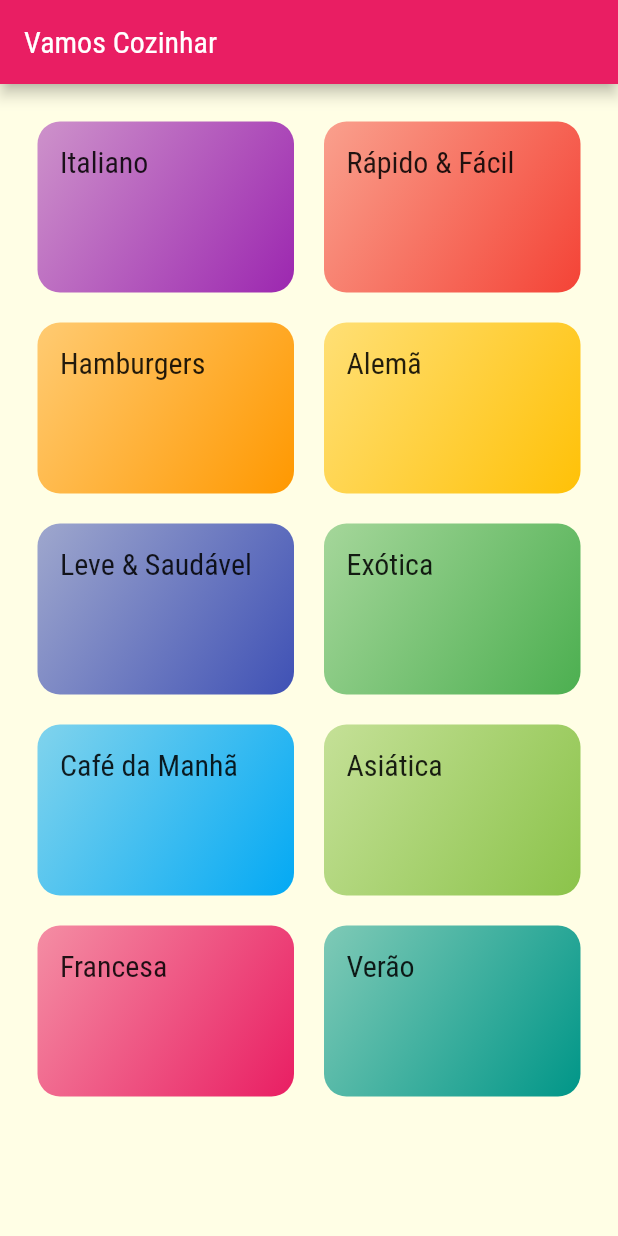
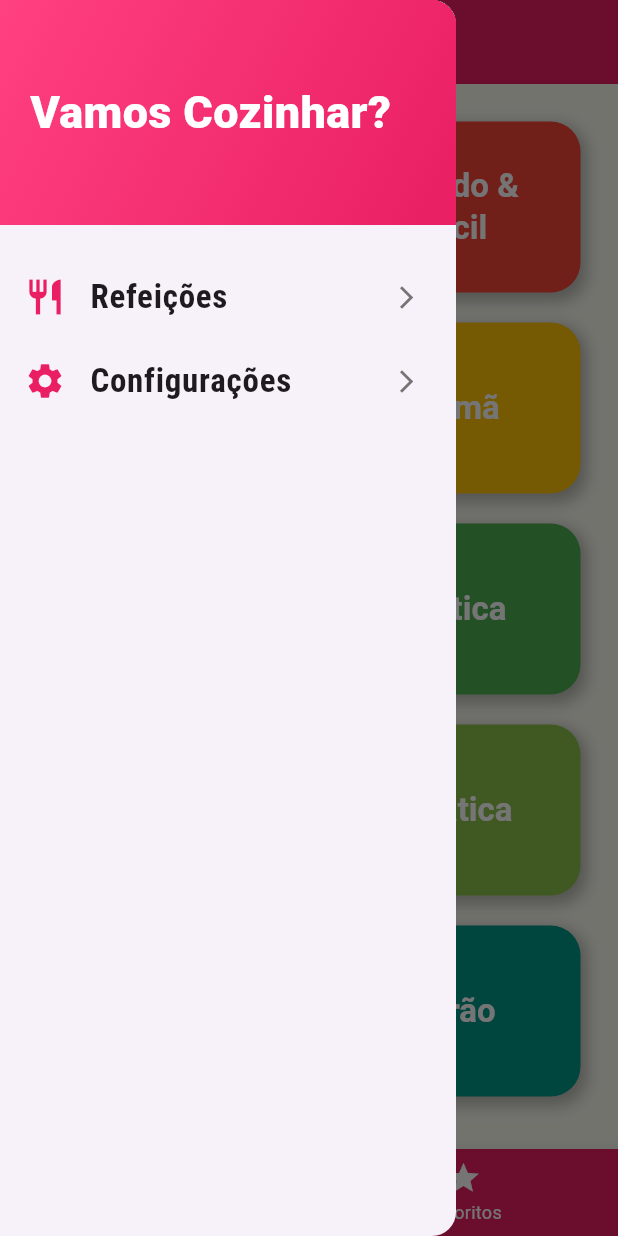
Before and after one commit to joaoUcb/Prato-Pronto, a Flutter app: the screen it shows after launch, with the side drawer open (before the commit the screen has no drawer), on a phone screen of 412 x 824 dp. Run offline on Flutter 3.47's test engine with Material 3 defaults, Android fonts, the phone set to English and light mode, and no system bars.

Commit message:
final app

```diff
--- a/lib/components/category_item.dart
+++ b/lib/components/category_item.dart
@@ -1,20 +1,13 @@
 import 'package:flutter/material.dart';
 import 'package:meals/utils/app_routes.dart';
 import '../models/category.dart';
-import '../utils/app_routes.dart';
+
 class CategoryItem extends StatelessWidget {
   final Category category;
 
   const CategoryItem(this.category);
 
-  void _selectCategoy(BuildContext context) {
-    // Navigator.of(context).push(
-    //   MaterialPageRoute(
-    //     builder: (_) {
-    //       return CategoriesMealsScreen(category);
-    //     },
-    //   ),
-    // );
+  void _selectCategory(BuildContext context) {
     Navigator.of(context).pushNamed(
       AppRoutes.CATEGORIES_MEALS,
       arguments: category,
@@ -24,19 +17,36 @@ class CategoryItem extends StatelessWidget {
   @override
   Widget build(BuildContext context) {
     return InkWell(
-      onTap: () => _selectCategoy(context),
-      borderRadius: BorderRadius.circular(15),
+      onTap: () => _selectCategory(context),
+      borderRadius: BorderRadius.circular(20),
+      splashColor: category.color.withValues(),
       child: Container(
-        padding: EdgeInsets.all(15),
         decoration: BoxDecoration(
-            borderRadius: BorderRadius.circular(15),
-            gradient: LinearGradient(colors: [
-              category.color.withOpacity(0.5),
-              category.color,
-            ], begin: Alignment.topLeft, end: Alignment.bottomRight)),
+          borderRadius: BorderRadius.circular(20),
+          gradient: LinearGradient(
+            colors: [category.color.withValues(), category.color],
+            begin: Alignment.topLeft,
+            end: Alignment.bottomRight,
+          ),
+          boxShadow: [
+            BoxShadow(
+              color: Colors.black26,
+              blurRadius: 8,
+              spreadRadius: 2,
+              offset: Offset(2, 4),
+            )
+          ],
+        ),
+        alignment: Alignment.center,
+        padding: EdgeInsets.all(20),
         child: Text(
           category.title,
-          style: Theme.of(context).textTheme.titleLarge,
+          style: Theme.of(context).textTheme.titleLarge?.copyWith(
+            color: Colors.white,
+            fontWeight: FontWeight.bold,
+            fontSize: 22,
+          ),
+          textAlign: TextAlign.center,
         ),
       ),
     );
--- /dev/null
+++ b/lib/components/main_drawer.dart
@@ -0,0 +1,63 @@
+import 'package:flutter/material.dart';
+import '../utils/app_routes.dart';
+
+class MainDrawer extends StatelessWidget {
+  Widget _createItem(IconData icon, String label, Function() onTap) {
+    return ListTile(
+      leading: Icon(icon, size: 28, color: Colors.pink),
+      title: Text(
+        label,
+        style: TextStyle(
+          fontFamily: 'RobotoCondensed',
+          fontSize: 22,
+          fontWeight: FontWeight.bold,
+        ),
+      ),
+      trailing: Icon(Icons.arrow_forward_ios, size: 18, color: Colors.grey[600]),
+      onTap: onTap,
+    );
+  }
+
+  @override
+  Widget build(BuildContext context) {
+    return Drawer(
+      child: Column(
+        children: [
+          // Adicionando SafeArea para evitar que fique muito colado ao topo
+          SafeArea(
+            child: Container(
+              height: 150,
+              width: double.infinity,
+              decoration: BoxDecoration(
+                gradient: LinearGradient(
+                  colors: [Colors.pinkAccent, Colors.pink],
+                  begin: Alignment.topLeft,
+                  end: Alignment.bottomRight,
+                ),
+              ),
+              alignment: Alignment.centerLeft,
+              padding: EdgeInsets.symmetric(horizontal: 20, vertical: 30), // Adicionando mais espaçamento vertical
+              child: Text(
+                'Vamos Cozinhar?',
+                style: TextStyle(
+                  fontWeight: FontWeight.w900,
+                  fontSize: 30,
+                  color: Colors.white,
+                ),
+              ),
+            ),
+          ),
+          SizedBox(height: 20),
+          _createItem(Icons.restaurant, 'Refeições', () {
+            Navigator.of(context).pop();
+            Navigator.of(context).pushReplacementNamed(AppRoutes.HOME);
+          }),
+          _createItem(Icons.settings, 'Configurações', () {
+            Navigator.of(context).pop();
+            Navigator.of(context).pushReplacementNamed(AppRoutes.SETTINGS);
+          }),
+        ],
+      ),
+    );
+  }
+}
--- a/lib/main.dart
+++ b/lib/main.dart
@@ -1,34 +1,76 @@
 import 'package:flutter/material.dart';
-import 'screens/categories_screen.dart';
+import 'package:meals/screens/settings_screen.dart';
+import 'package:meals/data/dummy_data.dart';
+import 'package:meals/models/meal.dart';
+import 'package:meals/models/settings.dart';
+import 'package:meals/screens/meal_detail_screen.dart';
+import 'package:meals/screens/tabs_screen.dart';
 import 'screens/categories_meals_screen.dart';
 import 'utils/app_routes.dart';
+
 void main() => runApp(MyApp());
 
-class MyApp extends StatelessWidget {
+class MyApp extends StatefulWidget {
+  @override
+  State<MyApp> createState() => _MyAppState();
+}
+
+class _MyAppState extends State<MyApp> {
+  Settings settings = Settings();
+  List<Meal> _availableMeals = dummyMeals;
+  List<Meal> _favoriteMeals = [];
+
+  void _filterMeals(Settings settings) {
+    setState(() {
+      this.settings = settings;
+      _availableMeals = dummyMeals.where((meal) {
+        if (settings.isGlutenFree && !meal.isGlutenFree) return false;
+        if (settings.isLactoseFree && !meal.isLactoseFree) return false;
+        if (settings.isVegan && !meal.isVegan) return false;
+        if (settings.isVegetarian && !meal.isVegetarian) return false;
+        return true;
+      }).toList();
+    });
+  }
+
+  void _toggleFavorite(Meal meal) {
+    setState(() {
+      _favoriteMeals.contains(meal)
+          ? _favoriteMeals.remove(meal)
+          : _favoriteMeals.add(meal);
+    });
+  }
+
+  bool _isFavorite(Meal meal) {
+    return _favoriteMeals.contains(meal);
+  }
+
   @override
   Widget build(BuildContext context) {
     return MaterialApp(
       title: 'DeliMeals',
       theme: ThemeData(
-        useMaterial3: false,
-        primarySwatch: Colors.pink,
-        scaffoldBackgroundColor: const Color.fromRGBO(255, 254, 229, 1),
-        appBarTheme: const AppBarTheme(
+        primaryColor: Colors.pink,
+        scaffoldBackgroundColor: Color.fromRGBO(250, 250, 240, 1),
+        appBarTheme: AppBarTheme(
           backgroundColor: Colors.pink,
           foregroundColor: Colors.white,
         ),
-        fontFamily: 'Raleway',
-        textTheme: ThemeData.light().textTheme.copyWith(
-              titleLarge: const TextStyle(
-                fontSize: 20,
-                fontFamily: 'RobotoCondensed',
-              ),
-            ),
+        bottomNavigationBarTheme: BottomNavigationBarThemeData(
+          backgroundColor: Colors.pink,
+          selectedItemColor: Colors.amberAccent,
+          unselectedItemColor: Colors.white70,
+        ),
       ),
-      home: CategoriesScreens(),
+      home: TabsScreen(_favoriteMeals),
       routes: {
-        AppRoutes.HOME: (ctx) => CategoriesScreens(),
-        AppRoutes.CATEGORIES_MEALS: (ctx) => CategoriesMealsScreen(),
+        AppRoutes.HOME: (ctx) => TabsScreen(_favoriteMeals),
+        AppRoutes.CATEGORIES_MEALS: (ctx) =>
+            CategoriesMealsScreen(_availableMeals),
+        AppRoutes.MEAL_DETAIL: (ctx) =>
+            MealDetailScreen(_toggleFavorite, _isFavorite),
+        AppRoutes.SETTINGS: (ctx) =>
+            SettingsScreen(settings: settings, onSettingsChanged: _filterMeals),
       },
     );
   }
--- /dev/null
+++ b/lib/models/settings.dart
@@ -0,0 +1,13 @@
+class Settings {
+  bool isGlutenFree;
+  bool isLactoseFree;
+  bool isVegan;
+  bool isVegetarian;
+
+  Settings({
+    this.isGlutenFree = false,
+    this.isVegetarian = false,
+    this.isVegan = false,
+    this.isLactoseFree = false,
+  });
+}
--- a/lib/screens/categories_screen.dart
+++ b/lib/screens/categories_screen.dart
@@ -2,25 +2,20 @@ import 'package:flutter/material.dart';
 import 'package:meals/components/category_item.dart';
 import 'package:meals/data/dummy_data.dart';
 
-class  CategoriesScreens extends StatelessWidget {
+class CategoriesScreens extends StatelessWidget {
   @override
   Widget build(BuildContext context) {
-    return Scaffold(
-      appBar: AppBar(
-        title: Text('Vamos Cozinhar'),
+    return GridView(
+      padding: const EdgeInsets.all(25),
+      gridDelegate: const SliverGridDelegateWithMaxCrossAxisExtent(
+        maxCrossAxisExtent: 200,
+        childAspectRatio: 3 / 2,
+        crossAxisSpacing: 20,
+        mainAxisSpacing: 20,
       ),
-      body: GridView(
-        padding: EdgeInsets.all(25),
-        gridDelegate: SliverGridDelegateWithMaxCrossAxisExtent(
-            maxCrossAxisExtent: 200,
-            childAspectRatio: 3 / 2,
-            crossAxisSpacing: 20,
-            mainAxisSpacing: 20
-        ),
-        children: dummyCategories.map((cat) {
-            return CategoryItem(cat);
-          }).toList(),
-      ),
+      children: dummyCategories
+          .map((cat) => CategoryItem(cat))
+          .toList(),
     );
   }
 }
--- /dev/null
+++ b/lib/screens/tabs_screen.dart
@@ -0,0 +1,65 @@
+import 'package:flutter/material.dart';
+import 'package:meals/models/meal.dart';
+import 'categories_screen.dart';
+import 'favorite_screen.dart';
+import '../components/main_drawer.dart';
+
+class TabsScreen extends StatefulWidget {
+  final List<Meal> favoriteMeals;
+
+  const TabsScreen(this.favoriteMeals);
+
+  @override
+  State<TabsScreen> createState() => _TabsScreenState();
+}
+
+class _TabsScreenState extends State<TabsScreen> {
+  int _selectedScreenIndex = 0;
+
+  List<Map<String, Object>> _screens = [];
+
+  @override
+  void initState() {
+    super.initState();
+    _screens = [
+      {'title': 'Lista de Categorias', 'screen': CategoriesScreens()},
+      {'title': 'Meus Favoritos', 'screen': FavoriteScreen(widget.favoriteMeals)},
+    ];
+  }
+
+  _selectedScreen(int index) {
+    setState(() {
+      _selectedScreenIndex = index;
+    });
+  }
+
+  @override
+  Widget build(BuildContext context) {
+    return Scaffold(
+      appBar: AppBar(
+        title: Text(
+          _screens[_selectedScreenIndex]['title'] as String,
+        ),
+      ),
+      drawer: MainDrawer(),
+      body: _screens[_selectedScreenIndex]['screen'] as Widget,
+      bottomNavigationBar: BottomNavigationBar(
+        onTap: _selectedScreen,
+        backgroundColor: Theme.of(context).primaryColor,
+        unselectedItemColor: Colors.white,
+        selectedItemColor: Colors.amber,
+        currentIndex: _selectedScreenIndex,
+        items: [
+          BottomNavigationBarItem(
+            icon: Icon(Icons.category),
+            label: 'Categorias',
+          ),
+          BottomNavigationBarItem(
+            icon: Icon(Icons.star),
+            label: 'Favoritos',
+          ),
+        ],
+      ),
+    );
+  }
+}
--- a/lib/utils/app_routes.dart
+++ b/lib/utils/app_routes.dart
@@ -1,4 +1,6 @@
 class AppRoutes {
   static const HOME = '';
   static const CATEGORIES_MEALS = '/categories-meals';
+  static const MEAL_DETAIL = '/meal-detail';
+  static const SETTINGS = '/settings';
 }
```
Also changed, not shown: lib/components/meal_item.dart (added, +113 -0 lines), lib/models/meal.dart (+21 -1 lines), lib/screens/categories_meals_screen.dart (+10 -8 lines), lib/screens/favorite_screen.dart (added, +32 -0 lines), lib/screens/meal_detail_screen.dart (added, +106 -0 lines), lib/screens/settings_screen.dart (added, +106 -0 lines), pubspec.lock, 1 other file.
